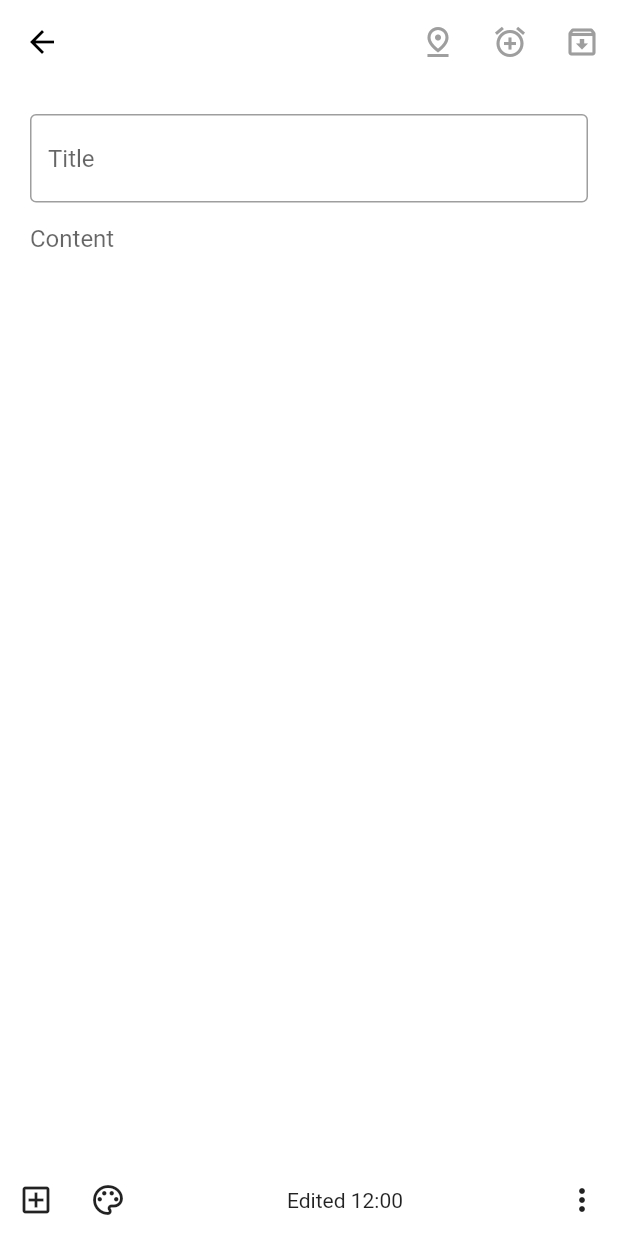
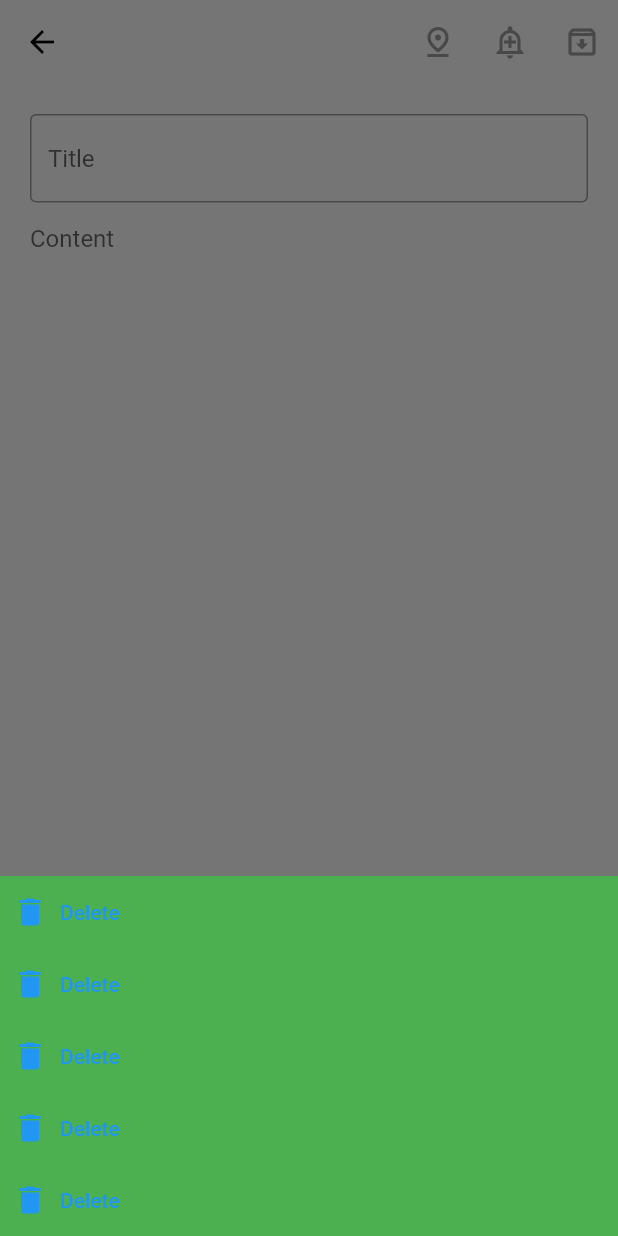
Before and after one commit to EduardMih/google_keep_clone, a Flutter app: the EditNoteView screen opened directly, after a tap on the "more vert" icon, on a phone screen of 412 x 824 dp. Run offline on Flutter 3.47's test engine with Material 2 defaults, Android fonts, the phone set to English and light mode, and no system bars.

Commit message:
basic bottom modal edit note

```diff
--- a/lib/screens/edit_note.dart
+++ b/lib/screens/edit_note.dart
@@ -19,7 +19,7 @@ class _EditNoteViewState extends State<EditNoteView> {
     return Scaffold(
       appBar: _getAppBar(),
       body: _getBody(),
-      bottomNavigationBar: _getBottomNavigationBar(),
+      bottomNavigationBar: _getBottomNavigationBar(context),
 
     );
 
@@ -56,7 +56,7 @@ class _EditNoteViewState extends State<EditNoteView> {
 
   }
 
-  BottomAppBar _getBottomNavigationBar()
+  BottomAppBar _getBottomNavigationBar(BuildContext context)
   {
 
     return BottomAppBar(
@@ -79,7 +79,12 @@ class _EditNoteViewState extends State<EditNoteView> {
           ),
           Text("Edited 12:00"),
           IconButton(
-            onPressed: () => {},
+            onPressed: () => {
+              showModalBottomSheet(
+                context: context,
+                builder: _getBottomModalMenu
+              )
+            },
             icon: const Icon(Icons.more_vert)
           )
         ],
@@ -102,12 +107,53 @@ class _EditNoteViewState extends State<EditNoteView> {
           icon: const Icon(Icons.pin_drop_outlined)),
         IconButton(
           onPressed: () => {},
-          icon: const Icon(Icons.add_alarm)),
+          icon: const Icon(Icons.add_alert_outlined)),
         IconButton(
           onPressed: () => {},
           icon: const Icon(Icons.archive_outlined))
       ],
     );
+
+  }
+
+  Widget _getBottomModalMenu(BuildContext context)
+  {
+
+    return Container(
+                    color: Colors.green,
+                    child: Column(
+                      mainAxisAlignment: MainAxisAlignment.center,
+                      mainAxisSize: MainAxisSize.min,
+                      crossAxisAlignment: CrossAxisAlignment.start,
+                      children: [
+                        TextButton.icon(
+                          onPressed: () => {},
+                          icon: const Icon(Icons.delete),
+                          label: const Text('Delete'),
+                        ),
+                        TextButton.icon(
+                          onPressed: () => {},
+                          icon: const Icon(Icons.delete),
+                          label: const Text('Delete'),
+                        ),
+                        TextButton.icon(
+                          onPressed: () => {},
+                          icon: const Icon(Icons.delete),
+                          label: const Text('Delete'),
+                        ),
+                        TextButton.icon(
+                          onPressed: () => {},
+                          icon: const Icon(Icons.delete),
+                          label: const Text('Delete'),
+                        ),
+                        TextButton.icon(
+                          onPressed: () => {},
+                          icon: const Icon(Icons.delete),
+                          label: const Text('Delete'),
+                        )
+                      ])
+                  );
+
 
   }
 
```
